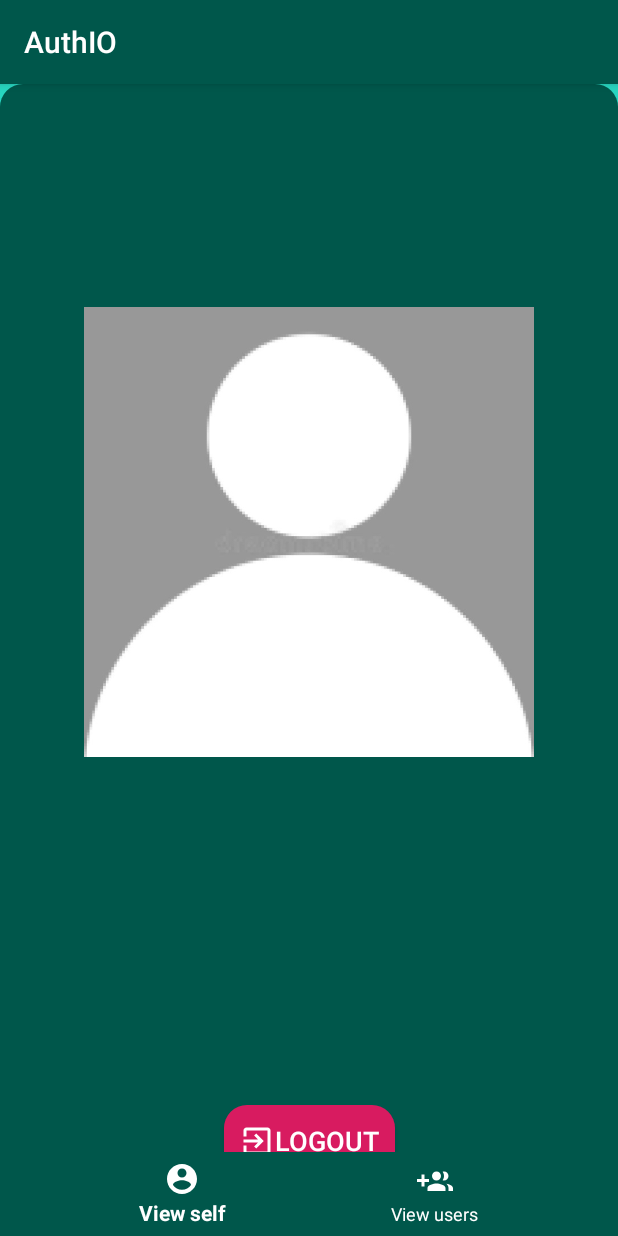
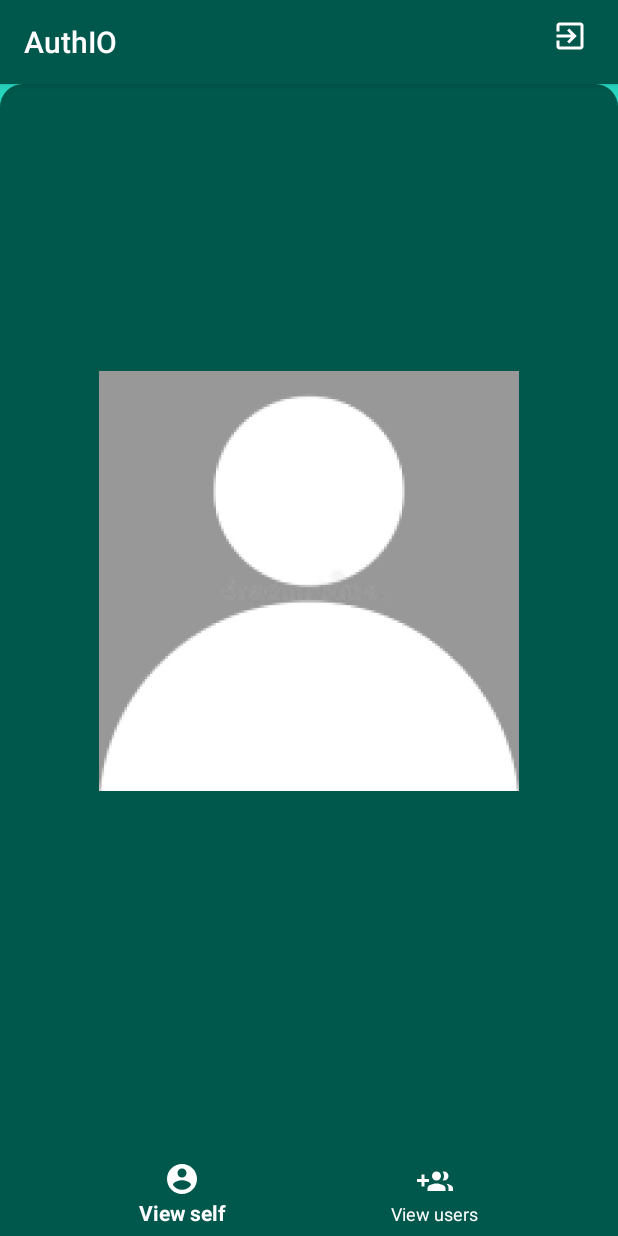
Before and after one commit to GGLozanov/AuthIO, an Android app: the MainActivity screen opened directly, with no data from a screen before it, on a phone screen of 412 x 824 dp. Run offline under Robolectric (Android 15) with nearby library versions, the phone set to English and light mode, and no system bars; our stand-ins replace data binding; pictures from the network do not load; 4 statements that could not run were skipped.

Commit message:
[Update] Moved logout button in MainActivity Appbar

```diff
--- a/app/src/main/java/com/example/authio/adapters/UserListViewAdapter.java
+++ b/app/src/main/java/com/example/authio/adapters/UserListViewAdapter.java
@@ -87,9 +87,6 @@ public class UserListViewAdapter extends ArrayAdapter<User> {
             }
 
             userHolder.singleUserBinding.setImmutableUser(user);
-
-            userCard.findViewById(R.id.logout_button)
-                    .setVisibility(View.GONE); // disable logout button
         }
 
         return userCard;
--- a/app/src/main/java/com/example/authio/views/activities/MainActivity.java
+++ b/app/src/main/java/com/example/authio/views/activities/MainActivity.java
@@ -7,6 +7,7 @@ import androidx.viewpager.widget.ViewPager;
 import android.content.Intent;
 import android.os.Bundle;
 import android.view.Menu;
+import android.view.MenuInflater;
 import android.view.MenuItem;
 
 import com.example.authio.R;
@@ -116,4 +117,22 @@ public class MainActivity extends BaseActivity implements OnAuthStateReset,
     protected void onActivityResult(int requestCode, int resultCode, @Nullable Intent data) {
         super.onActivityResult(requestCode, resultCode, data); // necessary override for fragment onActiviyResult. . .
     }
+
+    @Override
+    public boolean onCreateOptionsMenu(Menu menu) {
+        MenuInflater menuInflater = getMenuInflater();
+        menuInflater.inflate(R.menu.menu_appbar, menu);
+        return true;
+    }
+
+    @Override
+    public boolean onOptionsItemSelected(@NonNull MenuItem item) {
+        switch(item.getItemId()) { // common convention to use switch w/ menus. . .
+            case R.id.action_logout:
+                performAuthReset();
+                break;
+        }
+
+        return true;
+    }
 }
--- /dev/null
+++ b/app/src/main/java/com/example/authio/views/ui/MainFragment.java
@@ -0,0 +1,4 @@
+package com.example.authio.views.ui;
+
+public class MainFragment {
+}
--- a/app/src/main/res/drawable/ic_exit_to_app_white_24dp.xml
+++ b/app/src/main/res/drawable/ic_exit_to_app_white_32dp.xml
@@ -1,5 +1,5 @@
-<vector android:height="24dp" android:tint="#FFFFFF"
-    android:viewportHeight="24.0" android:viewportWidth="24.0"
-    android:width="24dp" xmlns:android="http://schemas.android.com/apk/res/android">
+<vector android:height="32dp" android:tint="#FFFFFF"
+    android:viewportHeight="32.0" android:viewportWidth="32.0"
+    android:width="32dp" xmlns:android="http://schemas.android.com/apk/res/android">
     <path android:fillColor="#FF000000" android:pathData="M10.09,15.59L11.5,17l5,-5 -5,-5 -1.41,1.41L12.67,11H3v2h9.67l-2.58,2.59zM19,3H5c-1.11,0 -2,0.9 -2,2v4h2V5h14v14H5v-4H3v4c0,1.1 0.89,2 2,2h14c1.1,0 2,-0.9 2,-2V5c0,-1.1 -0.9,-2 -2,-2z"/>
 </vector>
--- a/app/src/main/res/layout/single_user.xml
+++ b/app/src/main/res/layout/single_user.xml
@@ -21,6 +21,7 @@
         android:layout_marginBottom="20dp"
         android:background="@drawable/round_container"
         android:gravity="center_horizontal"
+        android:layout_gravity="center"
         android:padding="15dp">
 
         <TextView
@@ -29,7 +30,7 @@
             android:layout_height="wrap_content"
             android:layout_gravity="center"
             android:layout_margin="10dp"
-            android:padding="15dp"
+            android:padding="5dp"
             android:text="@{immutableUser.username ?? viewmodel.user.username}"
             android:textSize="18sp"
             android:textStyle="bold"
@@ -49,6 +50,7 @@
             android:layout_marginEnd="15dp"
             android:layout_marginRight="15dp"
             android:cropToPadding="true"
+            android:padding="10dp"
             android:scaleType="centerCrop"
             android:visibility="visible"
             app:layout_constraintBottom_toTopOf="@id/email_text"
@@ -65,11 +67,11 @@
             android:layout_height="wrap_content"
             android:layout_margin="10dp"
             android:gravity="center"
-            android:padding="15dp"
+            android:padding="5dp"
             android:text="@{immutableUser.description ?? viewmodel.user.description}"
             android:textSize="18sp"
             android:textStyle="bold"
-            app:layout_constraintBottom_toTopOf="@+id/logout_button"
+            app:layout_constraintBottom_toBottomOf="parent"
             app:layout_constraintEnd_toStartOf="parent"
             app:layout_constraintStart_toEndOf="parent"
             app:layout_constraintTop_toBottomOf="@+id/email_text" />
@@ -79,9 +81,7 @@
             android:layout_width="wrap_content"
             android:layout_height="wrap_content"
             android:layout_margin="10dp"
-            android:layout_marginTop="10dp"
-            android:layout_marginBottom="10dp"
-            android:padding="15dp"
+            android:padding="5dp"
             android:text="@{immutableUser.email ?? viewmodel.user.email}"
             android:textSize="18sp"
             android:textStyle="bold"
@@ -90,20 +90,6 @@
             app:layout_constraintStart_toEndOf="parent"
             app:layout_constraintTop_toBottomOf="@+id/profile_image" />
 
-        <Button
-            android:id="@+id/logout_button"
-            android:layout_width="wrap_content"
-            android:layout_height="wrap_content"
-            android:background="@drawable/round_button"
-            android:drawableStart="@drawable/ic_exit_to_app_white_24dp"
-            android:drawableLeft="@drawable/ic_exit_to_app_white_24dp"
-            android:padding="10dp"
-            android:text="@string/logout"
-            android:textSize="18sp"
-            app:layout_constraintBottom_toBottomOf="parent"
-            app:layout_constraintEnd_toEndOf="parent"
-            app:layout_constraintStart_toStartOf="parent"
-            app:layout_constraintTop_toBottomOf="@id/description_text" />
     </androidx.constraintlayout.widget.ConstraintLayout>
 
 </layout>
--- /dev/null
+++ b/app/src/main/res/menu/menu_appbar.xml
@@ -0,0 +1,13 @@
+<?xml version="1.0" encoding="utf-8"?>
+<menu xmlns:android="http://schemas.android.com/apk/res/android"
+    xmlns:app="http://schemas.android.com/apk/res-auto">
+
+    <item
+        android:id="@+id/action_logout"
+        android:checked="false"
+        android:enabled="true"
+        android:icon="@drawable/ic_exit_to_app_white_32dp"
+        android:title="@string/logout"
+        android:label="@string/logout"
+        app:showAsAction="always|withText" />
+</menu>
```
Also changed, not shown: app/src/main/java/com/example/authio/views/custom/ErrableEditText.java (added, +51 -0 lines).
